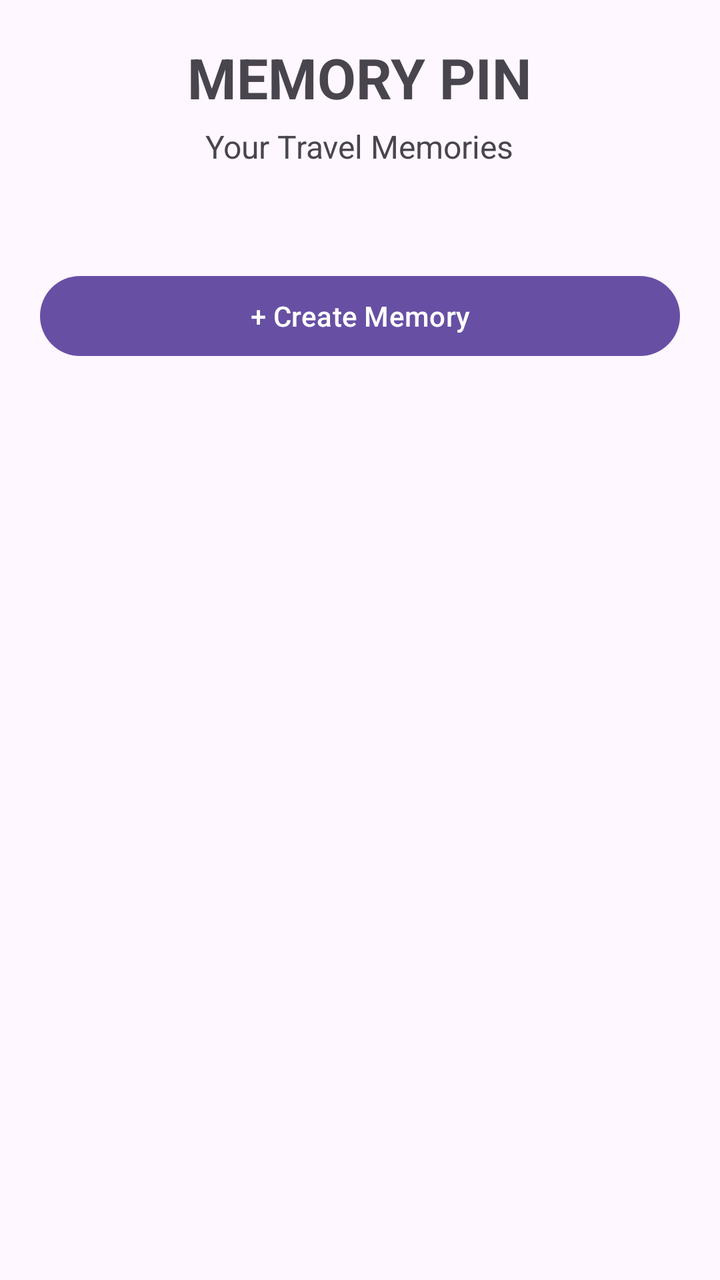
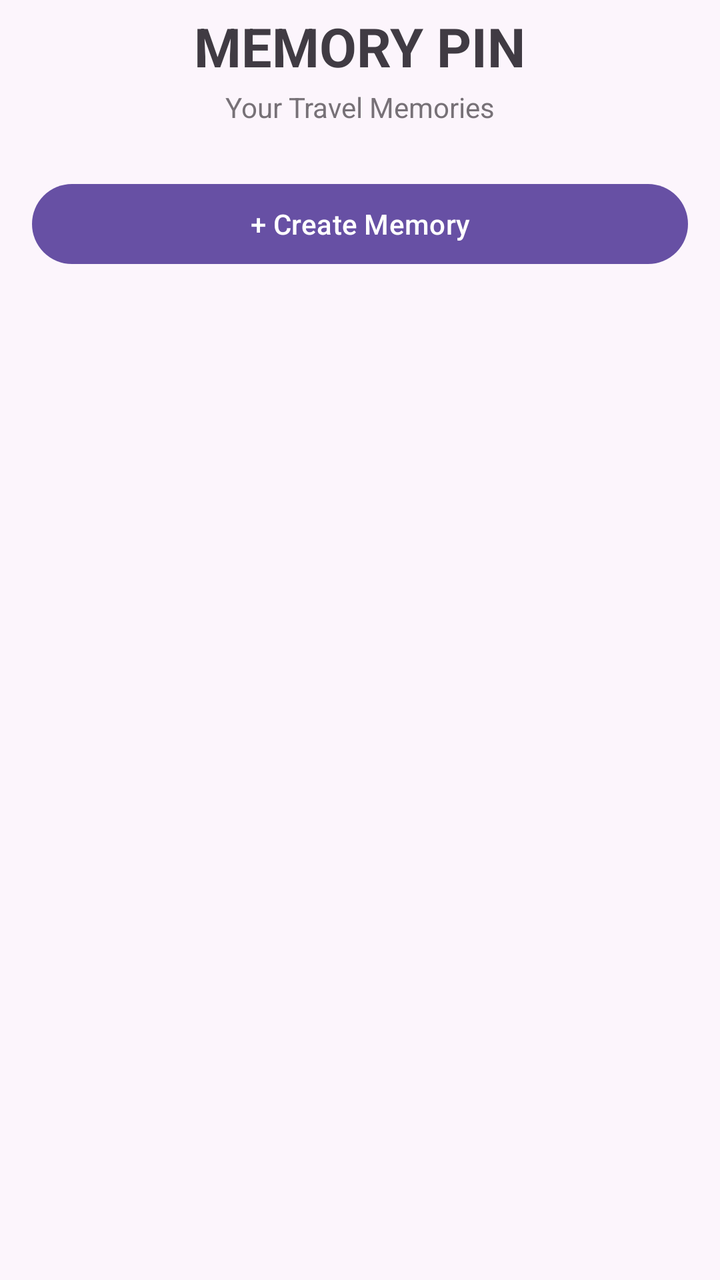

An Android layout rendered at two revisions. The XML below is the earlier revision; the diff shows what the commit changed to produce the second picture.
<!-- AndroidManifest.xml: application theme Theme.Memory_Pin -->
<!-- res/layout/activity_main.xml -->
<?xml version="1.0" encoding="utf-8"?>
<ScrollView
    xmlns:android="http://schemas.android.com/apk/res/android"
    xmlns:app="http://schemas.android.com/apk/res-auto"
    android:layout_width="match_parent"
    android:layout_height="match_parent">

    <LinearLayout
        android:layout_width="match_parent"
        android:layout_height="wrap_content"
        android:orientation="vertical"
        android:padding="20dp">

        

        <TextView
            android:id="@+id/tvTitle"
            android:layout_width="wrap_content"
            android:layout_height="wrap_content"
            android:layout_gravity="center"
            android:text="MEMORY PIN"
            android:textSize="28sp"
            android:textStyle="bold" />

        <TextView
            android:id="@+id/tvSubtitle"
            android:layout_width="wrap_content"
            android:layout_height="wrap_content"
            android:layout_gravity="center"
            android:layout_marginTop="5dp"
            android:text="Your Travel Memories"
            android:textSize="16sp" />

        

        <TextView
            android:id="@+id/tvEmpty"
            android:layout_width="wrap_content"
            android:layout_height="wrap_content"
            android:layout_gravity="center"
            android:layout_marginTop="50dp"
            android:text="📍 No memories yet"
            android:textSize="20sp"
            android:visibility="gone" />

        

        <LinearLayout
            android:id="@+id/memoryContainer"
            android:layout_width="match_parent"
            android:layout_height="wrap_content"
            android:orientation="vertical"
            android:layout_marginTop="25dp" />

        

        <Button
            android:id="@+id/btnCreateMemory"
            android:layout_width="match_parent"
            android:layout_height="wrap_content"
            android:layout_marginTop="25dp"
            android:text="+ Create Memory" />

    </LinearLayout>

</ScrollView>
<!-- resources referenced by this layout -->
<resources>
  <style name="Theme.Memory_Pin" parent="Base.Theme.Memory_Pin" />
  <style name="Base.Theme.Memory_Pin" parent="Theme.Material3.DayNight.NoActionBar">
          
          
      </style>
</resources>

<!-- the commit's change to res/layout/activity_main.xml (unified diff, before → after) -->
@@ -1,17 +1,18 @@
 <?xml version="1.0" encoding="utf-8"?>
 <ScrollView
     xmlns:android="http://schemas.android.com/apk/res/android"
-    xmlns:app="http://schemas.android.com/apk/res-auto"
     android:layout_width="match_parent"
-    android:layout_height="match_parent">
+    android:layout_height="match_parent"
+    android:background="#FCF5FC">
 
     <LinearLayout
         android:layout_width="match_parent"
         android:layout_height="wrap_content"
         android:orientation="vertical"
-        android:padding="20dp">
-
-        
+        android:paddingStart="16dp"
+        android:paddingEnd="16dp"
+        android:paddingTop="5dp"
+        android:paddingBottom="25dp">
 
         <TextView
             android:id="@+id/tvTitle"
@@ -19,7 +20,8 @@
             android:layout_height="wrap_content"
             android:layout_gravity="center"
             android:text="MEMORY PIN"
-            android:textSize="28sp"
+            android:textColor="#403B43"
+            android:textSize="27sp"
             android:textStyle="bold" />
 
         <TextView
@@ -27,39 +29,36 @@
             android:layout_width="wrap_content"
             android:layout_height="wrap_content"
             android:layout_gravity="center"
-            android:layout_marginTop="5dp"
+            android:layout_marginTop="3dp"
             android:text="Your Travel Memories"
-            android:textSize="16sp" />
-
-        
+            android:textColor="#777177"
+            android:textSize="14sp" />
 
         <TextView
             android:id="@+id/tvEmpty"
             android:layout_width="wrap_content"
             android:layout_height="wrap_content"
             android:layout_gravity="center"
-            android:layout_marginTop="50dp"
+            android:layout_marginTop="55dp"
             android:text="📍 No memories yet"
-            android:textSize="20sp"
+            android:textColor="#777177"
+            android:textSize="19sp"
             android:visibility="gone" />
-
-        
 
         <LinearLayout
             android:id="@+id/memoryContainer"
             android:layout_width="match_parent"
             android:layout_height="wrap_content"
-            android:orientation="vertical"
-            android:layout_marginTop="25dp" />
-
-        
+            android:layout_marginTop="20dp"
+            android:orientation="vertical" />
 
         <Button
             android:id="@+id/btnCreateMemory"
             android:layout_width="match_parent"
             android:layout_height="wrap_content"
-            android:layout_marginTop="25dp"
-            android:text="+ Create Memory" />
+            android:layout_marginTop="5dp"
+            android:text="+ Create Memory"
+            android:textAllCaps="false" />
 
     </LinearLayout>
 
